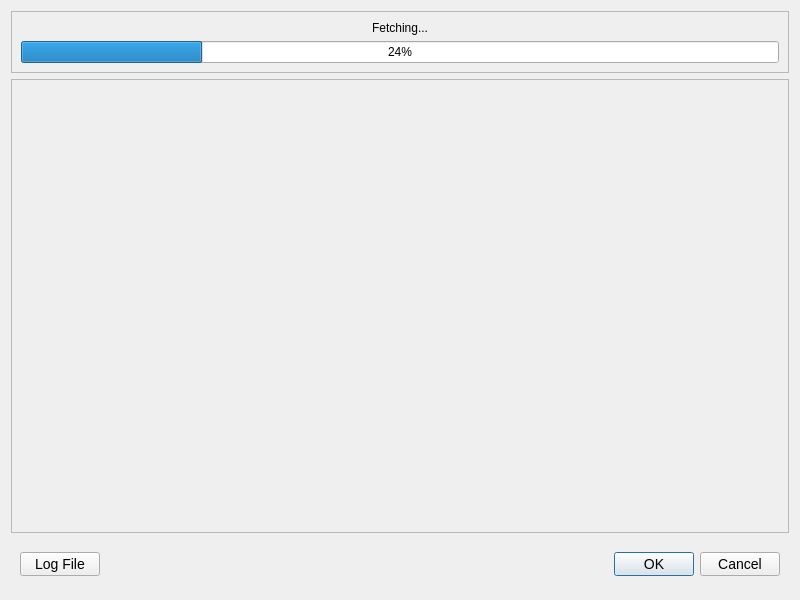
First picture: the form in ui/FetchProgressDialog.ui, repository aanushri9/Counter-Harvesting-5.1, before the edit.
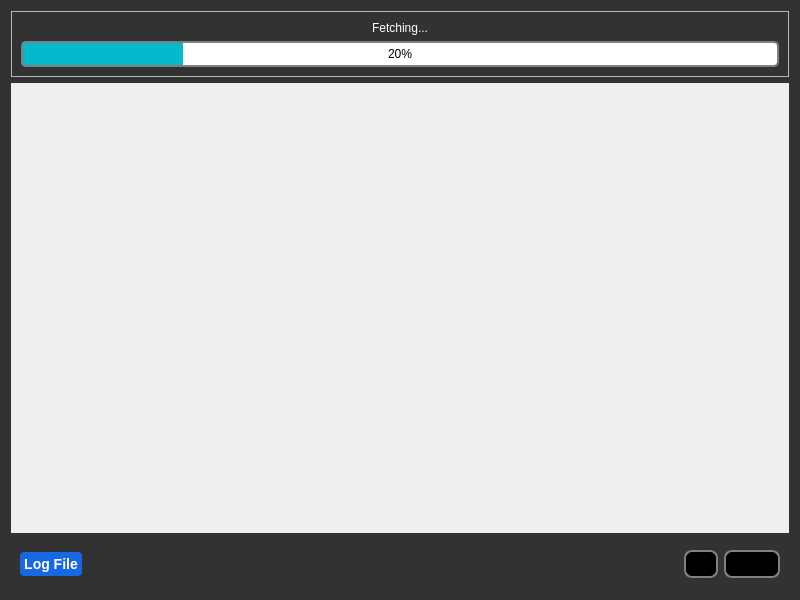
Second picture: the form after the edit.

```diff
--- a/ui/FetchProgressDialog.ui
+++ b/ui/FetchProgressDialog.ui
@@ -24,6 +24,11 @@
   <property name="windowTitle">
    <string>Fetch Progress</string>
   </property>
+  <property name="styleSheet">
+   <string notr="true">QDialog {
+background-color: #323232;
+}</string>
+  </property>
   <layout class="QVBoxLayout" name="verticalLayout">
    <item>
     <widget class="QFrame" name="fetching_frame">
@@ -48,6 +53,9 @@
           <verstretch>0</verstretch>
          </sizepolicy>
         </property>
+        <property name="styleSheet">
+         <string notr="true">color: white;</string>
+        </property>
         <property name="text">
          <string>Fetching...</string>
         </property>
@@ -64,8 +72,20 @@
           <verstretch>0</verstretch>
          </sizepolicy>
         </property>
+        <property name="styleSheet">
+         <string notr="true">QProgressBar {
+    border: 2px solid grey;
+    border-radius: 5px;
+    text-align: center;
+}
+
+QProgressBar::chunk {
+    background-color: #05B8CC;
+    width: 20px;
+}</string>
+        </property>
         <property name="value">
-         <number>24</number>
+         <number>20</number>
         </property>
        </widget>
       </item>
@@ -80,6 +100,49 @@
        <verstretch>0</verstretch>
       </sizepolicy>
      </property>
+     <property name="styleSheet">
+      <string notr="true">QScrollArea {
+	background-color: #1E1E1E;
+	border-radius: 4px;
+}
+
+
+QScrollBar:vertical {
+    background: #2A2A2A;
+    width: 15px;
+    margin: 15px 0 15px 0;
+    border: 1px transparent #2A2A2A;
+    border-radius: 4px;
+}
+
+QScrollBar::handle:vertical {
+    background: #5A5A5A;
+    min-height: 20px;
+    border-radius: 4px;
+}
+
+QScrollBar::add-line:vertical {
+    background: none;
+    height: 0px;
+    subcontrol-position: bottom;
+    subcontrol-origin: margin;
+}
+
+QScrollBar::sub-line:vertical {
+    background: none;
+    height: 0px;
+    subcontrol-position: top;
+    subcontrol-origin: margin;
+}
+
+QScrollBar::up-arrow:vertical, QScrollBar::down-arrow:vertical {
+    background: none;
+}
+
+QScrollBar::add-page:vertical, QScrollBar::sub-page:vertical {
+    background: none;
+}</string>
+     </property>
      <property name="widgetResizable">
       <bool>true</bool>
      </property>
@@ -88,8 +151,8 @@
        <rect>
         <x>0</x>
         <y>0</y>
-        <width>774</width>
-        <height>441</height>
+        <width>776</width>
+        <height>434</height>
        </rect>
       </property>
       <layout class="QVBoxLayout" name="scroll_area_vertical_layout"/>
@@ -108,7 +171,21 @@
       <item alignment="Qt::AlignLeft">
        <widget class="QPushButton" name="log_file_button">
         <property name="styleSheet">
-         <string notr="true">font-size: 14px;</string>
+         <string notr="true">QPushButton {
+    background-color: #1768E3; 
+    color: #FFFFFF;
+	font: bold;
+   border-radius: 4px;
+text-align: center;
+font-size: 14px;
+padding: 4px;
+}
+
+QPushButton:hover{
+ background-color: #2095E6;
+}
+
+</string>
         </property>
         <property name="text">
          <string>Log File</string>
@@ -118,7 +195,11 @@
       <item alignment="Qt::AlignRight">
        <widget class="QDialogButtonBox" name="buttonBox">
         <property name="styleSheet">
-         <string notr="true">font-size: 14px;</string>
+         <string notr="true">border: 2px solid grey;
+border-radius: 8px;
+background-color: #000000;
+font-size: 14px;
+padding: 4px;</string>
         </property>
         <property name="standardButtons">
          <set>QDialogButtonBox::Cancel|QDialogButtonBox::Ok</set>
```
